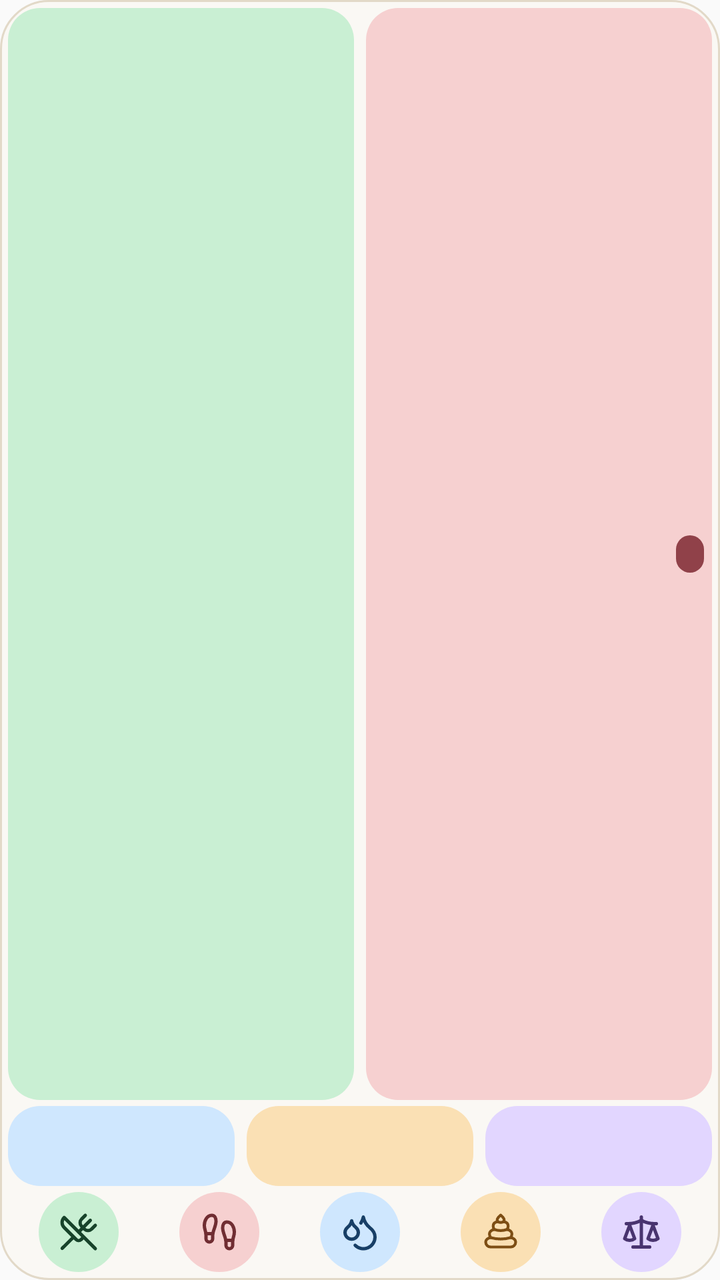
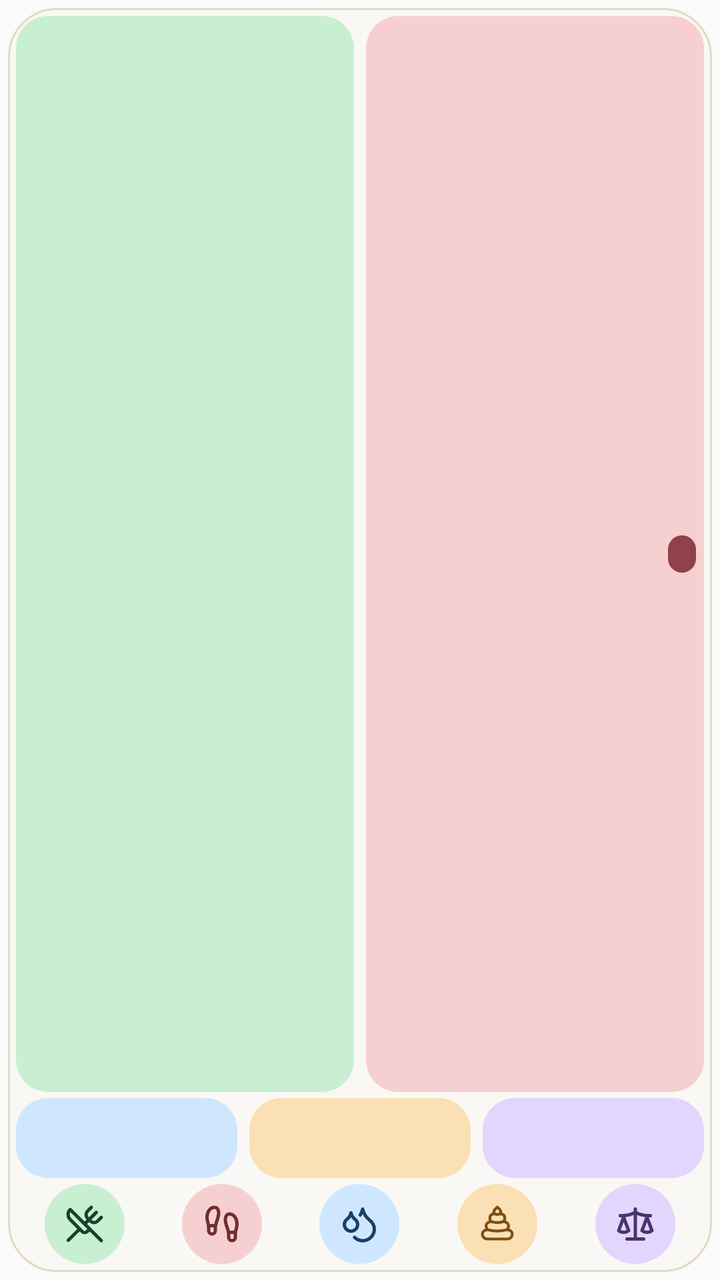

Two renders of the same Android screen: before a commit and after it. Below are the layout's source before the change and the commit's diff.
<!-- AndroidManifest.xml: application theme AppTheme -->
<!-- res/layout/widget_medium.xml -->
<?xml version="1.0" encoding="utf-8"?>
<LinearLayout xmlns:android="http://schemas.android.com/apk/res/android"
    android:id="@+id/widget_root"
    android:layout_width="match_parent"
    android:layout_height="match_parent"
    android:background="@drawable/widget_surface"
    android:orientation="vertical"
    android:padding="4dp">

    
    <LinearLayout
        android:layout_width="match_parent"
        android:layout_height="0dp"
        android:layout_marginBottom="3dp"
        android:layout_weight="1"
        android:orientation="horizontal">

        <LinearLayout
            android:id="@+id/widget_intake_card"
            style="@style/WidgetCardRow"
            android:layout_width="0dp"
            android:layout_marginEnd="6dp"
            android:layout_weight="1"
            android:background="@drawable/widget_card_intake">
            <TextView
                android:id="@+id/widget_intake_value"
                style="@style/WidgetValueRow"
                android:textColor="#17432A" />
            <TextView
                    android:id="@+id/widget_intake_net"
                    style="@style/WidgetPill"
                    android:background="@drawable/widget_pill_surplus"
                    android:textColor="#E6F8EB"
                    android:visibility="gone" />
        </LinearLayout>

        <LinearLayout
            android:id="@+id/widget_burned_card"
            style="@style/WidgetCardRow"
            android:layout_width="0dp"
            android:layout_weight="1"
            android:background="@drawable/widget_card_burned">
            <TextView
                android:id="@+id/widget_burned_value"
                style="@style/WidgetValueRow"
                android:textColor="#702D32" />
            <TextView
                    android:id="@+id/widget_burned_net"
                    style="@style/WidgetPill"
                    android:background="@drawable/widget_pill_deficit"
                    android:textColor="#FBE9E9" />
        </LinearLayout>
    </LinearLayout>

    <LinearLayout
        android:layout_width="match_parent"
        android:layout_height="40dp"
        android:layout_marginBottom="3dp"
        android:orientation="horizontal">

        <LinearLayout
            android:id="@+id/widget_carbs_card"
            style="@style/WidgetMacro"
            android:layout_marginEnd="6dp"
            android:background="@drawable/widget_card_carbs">
            <TextView
                android:id="@+id/widget_carbs_value"
                style="@style/WidgetMacroValueCompact"
                android:textColor="#0F3355" />
        </LinearLayout>

        <LinearLayout
            android:id="@+id/widget_protein_card"
            style="@style/WidgetMacro"
            android:layout_marginEnd="6dp"
            android:background="@drawable/widget_card_protein">
            <TextView
                android:id="@+id/widget_protein_value"
                style="@style/WidgetMacroValueCompact"
                android:textColor="#2D1E0B" />
        </LinearLayout>

        <LinearLayout
            android:id="@+id/widget_fat_card"
            style="@style/WidgetMacro"
            android:background="@drawable/widget_card_fat">
            <TextView
                android:id="@+id/widget_fat_value"
                style="@style/WidgetMacroValueCompact"
                android:textColor="#1F1636" />
        </LinearLayout>
    </LinearLayout>

    <include layout="@layout/widget_actions_five_compact" />
</LinearLayout>
<!-- res/layout/widget_actions_five_compact.xml (included above) -->
<?xml version="1.0" encoding="utf-8"?>
<LinearLayout xmlns:android="http://schemas.android.com/apk/res/android" android:layout_width="match_parent" android:layout_height="40dp" android:orientation="horizontal" android:gravity="center">
    <ImageButton android:id="@+id/widget_food" style="@style/WidgetActionCompact"
        android:src="@drawable/widget_food_icon" android:contentDescription="@string/widget_food" />
    <ImageButton android:id="@+id/widget_movement" style="@style/WidgetActionCompact"
        android:src="@drawable/widget_movement_icon" android:contentDescription="@string/widget_movement" />
    <ImageButton android:id="@+id/widget_water" style="@style/WidgetActionCompact"
        android:src="@drawable/widget_water_icon" android:contentDescription="@string/widget_water" />
    <ImageButton android:id="@+id/widget_poop" style="@style/WidgetActionCompact"
        android:src="@drawable/widget_poop_icon" android:contentDescription="@string/widget_poop" />
    <ImageButton android:id="@+id/widget_weight" style="@style/WidgetActionCompact"
        android:src="@drawable/widget_weight_icon" android:contentDescription="@string/widget_weight" />
    <ImageButton android:id="@+id/widget_custom" style="@style/WidgetActionCompact" android:visibility="gone"
        android:src="@drawable/widget_custom_icon" android:contentDescription="@string/widget_custom" />
</LinearLayout>
<!-- resources referenced by this layout -->
<resources>
  <!-- drawable widget_card_burned (drawable) -->
  <?xml version="1.0" encoding="utf-8"?>
  <shape xmlns:android="http://schemas.android.com/apk/res/android" android:shape="rectangle">
      <solid android:color="#F6D0D0" />
      <corners android:radius="16dp" />
  </shape>
  <!-- drawable widget_card_carbs (drawable) -->
  <?xml version="1.0" encoding="utf-8"?>
  <shape xmlns:android="http://schemas.android.com/apk/res/android" android:shape="rectangle">
      <solid android:color="#CFE7FE" />
      <corners android:radius="16dp" />
  </shape>
  <!-- drawable widget_card_fat (drawable) -->
  <?xml version="1.0" encoding="utf-8"?>
  <shape xmlns:android="http://schemas.android.com/apk/res/android" android:shape="rectangle">
      <solid android:color="#E2D6FF" />
      <corners android:radius="16dp" />
  </shape>
  <!-- drawable widget_card_intake (drawable) -->
  <?xml version="1.0" encoding="utf-8"?>
  <shape xmlns:android="http://schemas.android.com/apk/res/android" android:shape="rectangle">
      <solid android:color="#C9EFD3" />
      <corners android:radius="16dp" />
  </shape>
  <!-- drawable widget_card_protein (drawable) -->
  <?xml version="1.0" encoding="utf-8"?>
  <shape xmlns:android="http://schemas.android.com/apk/res/android" android:shape="rectangle">
      <solid android:color="#FAE0B4" />
      <corners android:radius="16dp" />
  </shape>
  <!-- drawable widget_pill_deficit (drawable) -->
  <?xml version="1.0" encoding="utf-8"?>
  <shape xmlns:android="http://schemas.android.com/apk/res/android" android:shape="rectangle">
      <solid android:color="#904149" />
      <corners android:radius="12dp" />
  </shape>
  <!-- drawable widget_pill_surplus (drawable) -->
  <?xml version="1.0" encoding="utf-8"?>
  <shape xmlns:android="http://schemas.android.com/apk/res/android" android:shape="rectangle">
      <solid android:color="#286540" />
      <corners android:radius="12dp" />
  </shape>
  <!-- drawable widget_surface (drawable) -->
  <?xml version="1.0" encoding="utf-8"?>
  <shape xmlns:android="http://schemas.android.com/apk/res/android" android:shape="rectangle">
      <solid android:color="#94FBF8F2" />
      <stroke android:width="1dp" android:color="#E2D9C8" />
      <corners android:radius="24dp" />
  </shape>
  <string name="widget_custom">Custom</string>
  <string name="widget_food">Food</string>
  <string name="widget_movement">Movement</string>
  <string name="widget_poop">Poop</string>
  <string name="widget_water">Water</string>
  <string name="widget_weight">Weight</string>
  <style name="WidgetActionCompact" parent="WidgetAction">
          <item name="android:layout_height">40dp</item>
      </style>
  <style name="WidgetCardRow" parent="WidgetCard">
          <item name="android:layout_height">match_parent</item>
          <item name="android:gravity">center_vertical</item>
          <item name="android:orientation">horizontal</item>
          <item name="android:padding">4dp</item>
      </style>
  <style name="WidgetMacroValueCompact" parent="WidgetMacroValue">
          <item name="android:textSize">12sp</item>
      </style>
  <style name="AppTheme" parent="Theme.AppCompat.Light.DarkActionBar">
          
          <item name="colorPrimary">@color/colorPrimary</item>
          <item name="colorPrimaryDark">@color/colorPrimaryDark</item>
          <item name="colorAccent">@color/colorAccent</item>
      </style>
  <style name="WidgetCard">
          <item name="android:layout_height">match_parent</item>
          <item name="android:orientation">vertical</item>
          <item name="android:padding">9dp</item>
      </style>
  <!-- drawable widget_ripple (drawable) -->
  <?xml version="1.0" encoding="utf-8"?>
  <ripple xmlns:android="http://schemas.android.com/apk/res/android" android:color="#24000000"><item android:id="@android:id/mask"><shape android:shape="oval"><solid android:color="#FFFFFF" /></shape></item></ripple>
  <!-- unchanged entries left out for length: 11 -->
</resources>

<!-- the commit's change to res/layout/widget_medium.xml (unified diff, before → after) -->
@@ -1,5 +1,11 @@
 <?xml version="1.0" encoding="utf-8"?>
-<LinearLayout xmlns:android="http://schemas.android.com/apk/res/android"
+<FrameLayout xmlns:android="http://schemas.android.com/apk/res/android"
+    android:layout_width="match_parent"
+    android:layout_height="match_parent"
+    android:clipChildren="false"
+    android:clipToPadding="false"
+    android:padding="4dp">
+<LinearLayout
     android:id="@+id/widget_root"
     android:layout_width="match_parent"
     android:layout_height="match_parent"
@@ -93,6 +99,7 @@
 
     <include layout="@layout/widget_actions_five_compact" />
 </LinearLayout>
+</FrameLayout>
 <!-- res/layout/widget_actions_five_compact.xml (included above) -->
 <?xml version="1.0" encoding="utf-8"?>
 <LinearLayout xmlns:android="http://schemas.android.com/apk/res/android" android:layout_width="match_parent" android:layout_height="40dp" android:orientation="horizontal" android:gravity="center">
